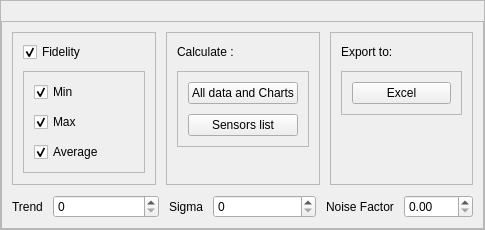
Before: the Qt Designer form src/RSOptionsManager.ui in stslu/rex, drawn with Qt 5.
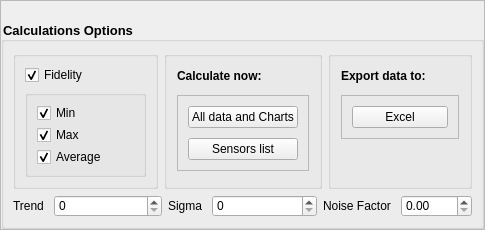
After: the same form once the commit is applied.

Commit message: SGP-1062_RexNodes : correct error. Take in account the type of point (Node, AcqPoint) for the acquisition dateTime. Improve the serialisation of the settings Display numbers as string in dataGrid Gui improved

What changed in the file:
```diff
--- a/src/RSOptionsManager.ui
+++ b/src/RSOptionsManager.ui
@@ -97,89 +97,70 @@
        </widget>
       </item>
       <item row="1" column="0">
-       <widget class="QFrame" name="m_body">
+       <widget class="QGroupBox" name="m_body">
         <property name="maximumSize">
          <size>
           <width>600</width>
           <height>16777215</height>
          </size>
         </property>
-        <property name="frameShape">
-         <enum>QFrame::StyledPanel</enum>
+        <property name="styleSheet">
+         <string notr="true">QGroupBox {  font-weight: bold; font-size:10pt}
+QSpinBox {  font-size: 9pt;}
+QPushButton {  font-size: 9pt;}
+QLabel {  font-size: 9pt;}</string>
         </property>
-        <property name="frameShadow">
-         <enum>QFrame::Raised</enum>
+        <property name="title">
+         <string>Calculations Options</string>
         </property>
-        <layout class="QGridLayout" name="gridLayout_5" rowstretch="0,0">
-         <property name="leftMargin">
-          <number>10</number>
-         </property>
-         <property name="topMargin">
-          <number>10</number>
-         </property>
-         <property name="rightMargin">
-          <number>10</number>
-         </property>
-         <property name="bottomMargin">
-          <number>10</number>
-         </property>
-         <property name="spacing">
-          <number>10</number>
-         </property>
-         <item row="0" column="0">
+        <property name="flat">
+         <bool>true</bool>
+        </property>
+        <layout class="QVBoxLayout" name="verticalLayout">
+         <item>
           <layout class="QHBoxLayout" name="horizontalLayout_5">
-           <property name="spacing">
-            <number>10</number>
-           </property>
            <item>
-            <widget class="QFrame" name="m_border2">
-             <property name="frameShape">
-              <enum>QFrame::StyledPanel</enum>
-             </property>
-             <property name="frameShadow">
-              <enum>QFrame::Raised</enum>
-             </property>
-             <layout class="QGridLayout" name="gridLayout_2" rowstretch="0,0,1">
-              <property name="leftMargin">
-               <number>10</number>
-              </property>
-              <property name="topMargin">
-               <number>10</number>
-              </property>
-              <property name="rightMargin">
-               <number>10</number>
-              </property>
-              <property name="bottomMargin">
-               <number>10</number>
-              </property>
-              <property name="spacing">
-               <number>10</number>
-              </property>
-              <item row="1" column="0">
-               <widget class="QFrame" name="m_body2">
-                <property name="frameShape">
-                 <enum>QFrame::StyledPanel</enum>
+            <widget class="QGroupBox" name="m_border2">
+             <layout class="QVBoxLayout" name="verticalLayout_3">
+              <item>
+               <widget class="QCheckBox" name="m_fidelityCheckEdit">
+                <property name="minimumSize">
+                 <size>
+                  <width>0</width>
+                  <height>18</height>
+                 </size>
                 </property>
-                <property name="frameShadow">
-                 <enum>QFrame::Raised</enum>
+                <property name="maximumSize">
+                 <size>
+                  <width>16777215</width>
+                  <height>18</height>
+                 </size>
                 </property>
-                <layout class="QGridLayout" name="gridLayout">
-                 <property name="leftMargin">
-                  <number>10</number>
-                 </property>
-                 <property name="topMargin">
-                  <number>10</number>
-                 </property>
-                 <property name="rightMargin">
-                  <number>10</number>
-                 </property>
-                 <property name="bottomMargin">
-                  <number>10</number>
-                 </property>
-                 <property name="spacing">
-                  <number>10</number>
-                 </property>
-                 <item row="1" column="0">
+                <property name="text">
+                 <string>Fidelity</string>
+                </property>
+                <property name="checked">
+                 <bool>true</bool>
+                </property>
+               </widget>
+              </item>
+              <item>
+               <widget class="QGroupBox" name="m_body2">
+                <property name="flat">
+                 <bool>true</bool>
+                </property>
+                <layout class="QVBoxLayout" name="verticalLayout_2">
+                 <item>
+                  <widget class="QCheckBox" name="m_fidelityMinCheckEdit">
+                   <property name="text">
+                    <string>Min</string>
+                   </property>
+                   <property name="checked">
+                    <bool>true</bool>
+                   </property>
+                  </widget>
+                 </item>
+                 <item>
                   <widget class="QCheckBox" name="m_fidelityMaxCheckEdit">
                    <property name="text">
                     <string>Max</string>
@@ -189,7 +170,7 @@
                    </property>
                   </widget>
                  </item>
-                 <item row="2" column="0">
+                 <item>
                   <widget class="QCheckBox" name="m_fidelityAvgCheckEdit">
                    <property name="text">
                     <string>Average</string>
@@ -199,65 +180,14 @@
                    </property>
                   </widget>
                  </item>
-                 <item row="0" column="0">
-                  <widget class="QCheckBox" name="m_fidelityMinCheckEdit">
-                   <property name="text">
-                    <string>Min</string>
-                   </property>
-                   <property name="checked">
-                    <bool>true</bool>
-                   </property>
-                  </widget>
-                 </item>
                 </layout>
                </widget>
               </item>
-              <item row="0" column="0">
-               <widget class="QCheckBox" name="m_fidelityCheckEdit">
-                <property name="minimumSize">
-                 <size>
-                  <width>0</width>
-                  <height>18</height>
-                 </size>
-                </property>
-                <property name="maximumSize">
-                 <size>
-                  <width>16777215</width>
-                  <height>18</height>
-                 </size>
-                </property>
-                <property name="text">
-                 <string>Fidelity</string>
-                </property>
-                <property name="checked">
-                 <bool>true</bool>
-                </property>
-               </widget>
-              </item>
-              <item row="2" column="0">
-               <spacer name="verticalSpacer">
-                <property name="orientation">
-                 <enum>Qt::Vertical</enum>
-                </property>
-                <property name="sizeHint" stdset="0">
-                 <size>
-                  <width>20</width>
-                  <height>0</height>
-                 </size>
-                </property>
-               </spacer>
-              </item>
              </layout>
             </widget>
            </item>
            <item>
-            <widget class="QFrame" name="m_border4">
-             <property name="frameShape">
-              <enum>QFrame::StyledPanel</enum>
-             </property>
-             <property name="frameShadow">
-              <enum>QFrame::Raised</enum>
-             </property>
+            <widget class="QGroupBox" name="m_border4">
              <layout class="QGridLayout" name="gridLayout_14" rowstretch="0,0,0">
               <property name="leftMargin">
                <number>10</number>
@@ -301,8 +231,21 @@
                   <height>18</height>
                  </size>
                 </property>
+                <property name="font">
+                 <font>
+                  <pointsize>9</pointsize>
+                  <weight>75</weight>
+                  <bold>true</bold>
+                 </font>
+                </property>
                 <property name="text">
-                 <string>Calculate :</string>
+                 <string>Calculate now:</string>
+                </property>
+                <property name="scaledContents">
+                 <bool>true</bool>
+                </property>
+                <property name="alignment">
+                 <set>Qt::AlignLeading|Qt::AlignLeft|Qt::AlignVCenter</set>
                 </property>
                </widget>
               </item>
@@ -408,13 +351,7 @@
             </widget>
            </item>
            <item>
-            <widget class="QFrame" name="m_border3">
-             <property name="frameShape">
-              <enum>QFrame::StyledPanel</enum>
-             </property>
-             <property name="frameShadow">
-              <enum>QFrame::Raised</enum>
-             </property>
+            <widget class="QGroupBox" name="m_border3">
              <layout class="QGridLayout" name="gridLayout_3" rowstretch="0,0,0">
               <property name="leftMargin">
                <number>10</number>
@@ -445,8 +382,15 @@
                   <height>18</height>
                  </size>
                 </property>
+                <property name="font">
+                 <font>
+                  <pointsize>9</pointsize>
+                  <weight>75</weight>
+                  <bold>true</bold>
+                 </font>
+                </property>
                 <property name="text">
-                 <string>Export to:</string>
+                 <string>Export data to:</string>
                 </property>
                </widget>
               </item>
@@ -523,7 +467,7 @@
            </item>
           </layout>
          </item>
-         <item row="1" column="0">
+         <item>
           <layout class="QHBoxLayout" name="horizontalLayout_4">
            <item>
             <layout class="QHBoxLayout" name="horizontalLayout" stretch="0,1">
```
The commit also changes 23 other files.
